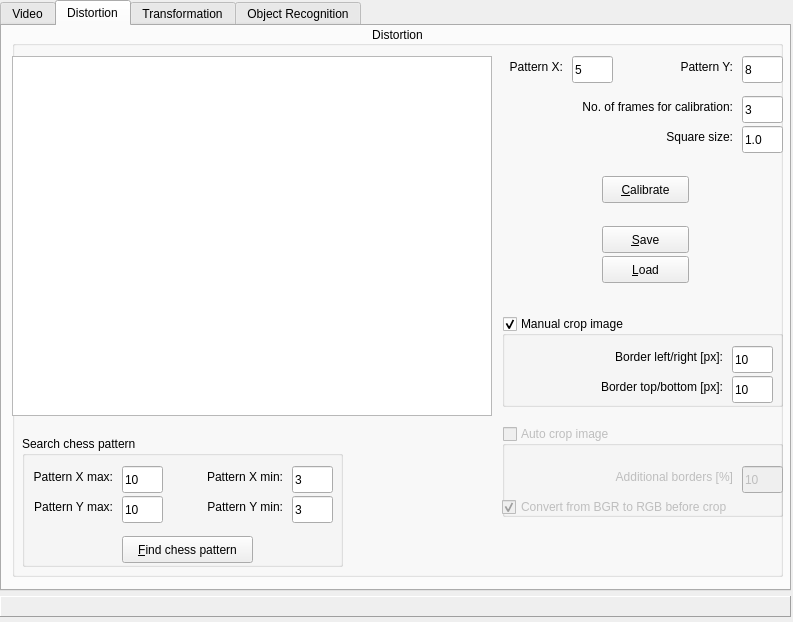
First picture: the form in mrVision/src/mrVision/gui/mainGUI.ui, repository NorthernStars/MR-Vision, before the edit.
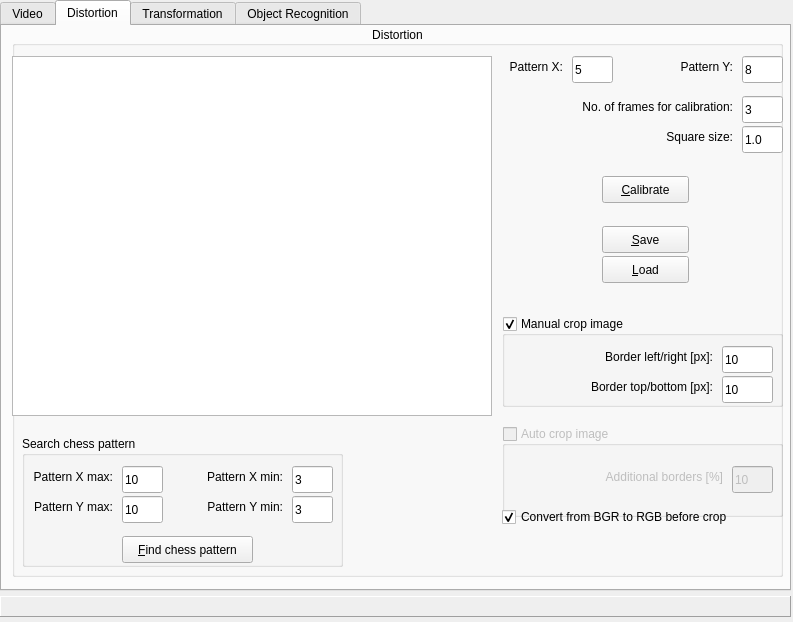
Second picture: the form after the edit. The open tabs and pages were chosen to show the change.

Diff of the .ui file:
```diff
--- a/mrVision/src/mrVision/gui/mainGUI.ui
+++ b/mrVision/src/mrVision/gui/mainGUI.ui
@@ -564,28 +564,12 @@
       <property name="checked">
        <bool>false</bool>
       </property>
-      <widget class="QCheckBox" name="chkCropConvBefore">
-       <property name="geometry">
-        <rect>
-         <x>0</x>
-         <y>70</y>
-         <width>281</width>
-         <height>22</height>
-        </rect>
-       </property>
-       <property name="text">
-        <string>Convert from BGR to RGB before crop</string>
-       </property>
-       <property name="checked">
-        <bool>true</bool>
-       </property>
-      </widget>
       <widget class="QLabel" name="lblCalibrationBorders">
        <property name="geometry">
         <rect>
-         <x>0</x>
+         <x>10</x>
          <y>40</y>
-         <width>231</width>
+         <width>211</width>
          <height>21</height>
         </rect>
        </property>
@@ -599,7 +583,7 @@
       <widget class="QLineEdit" name="txtCalibrationBorders">
        <property name="geometry">
         <rect>
-         <x>240</x>
+         <x>230</x>
          <y>40</y>
          <width>41</width>
          <height>27</height>
@@ -654,9 +638,9 @@
       <widget class="QLineEdit" name="txtBorderLR">
        <property name="geometry">
         <rect>
-         <x>230</x>
+         <x>220</x>
          <y>30</y>
-         <width>41</width>
+         <width>51</width>
          <height>27</height>
         </rect>
        </property>
@@ -667,9 +651,9 @@
       <widget class="QLineEdit" name="txtBorderTB">
        <property name="geometry">
         <rect>
-         <x>230</x>
+         <x>220</x>
          <y>60</y>
-         <width>41</width>
+         <width>51</width>
          <height>27</height>
         </rect>
        </property>
@@ -680,9 +664,9 @@
       <widget class="QLabel" name="lblImgBorderLR">
        <property name="geometry">
         <rect>
-         <x>10</x>
+         <x>20</x>
          <y>30</y>
-         <width>211</width>
+         <width>191</width>
          <height>21</height>
         </rect>
        </property>
@@ -696,9 +680,9 @@
       <widget class="QLabel" name="lblBorderTB">
        <property name="geometry">
         <rect>
-         <x>10</x>
+         <x>20</x>
          <y>60</y>
-         <width>211</width>
+         <width>191</width>
          <height>21</height>
         </rect>
        </property>
@@ -710,6 +694,22 @@
        </property>
       </widget>
      </widget>
+     <widget class="QCheckBox" name="chkCropConvBefore">
+      <property name="geometry">
+       <rect>
+        <x>490</x>
+        <y>480</y>
+        <width>281</width>
+        <height>22</height>
+       </rect>
+      </property>
+      <property name="text">
+       <string>Convert from BGR to RGB before crop</string>
+      </property>
+      <property name="checked">
+       <bool>true</bool>
+      </property>
+     </widget>
     </widget>
    </widget>
    <widget class="QWidget" name="tabSettings">
```
